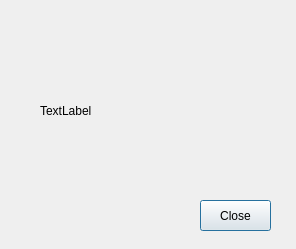
First picture: the form in GUI/dialog.ui, repository AudreyFrancisco/SingleLadderQualification, before the edit.
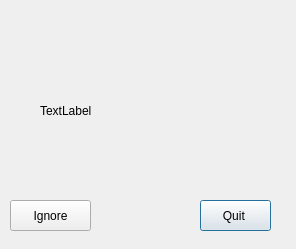
Second picture: the form after the edit.

```diff
--- a/GUI/dialog.ui
+++ b/GUI/dialog.ui
@@ -23,7 +23,7 @@
     </rect>
    </property>
    <property name="text">
-    <string>Close</string>
+    <string>Quit </string>
    </property>
   </widget>
   <widget class="QLabel" name="labelex">
@@ -39,6 +39,19 @@
     <string>TextLabel</string>
    </property>
   </widget>
+  <widget class="QPushButton" name="quit">
+   <property name="geometry">
+    <rect>
+     <x>10</x>
+     <y>200</y>
+     <width>81</width>
+     <height>31</height>
+    </rect>
+   </property>
+   <property name="text">
+    <string>Ignore</string>
+   </property>
+  </widget>
  </widget>
  <resources/>
  <connections/>
```
